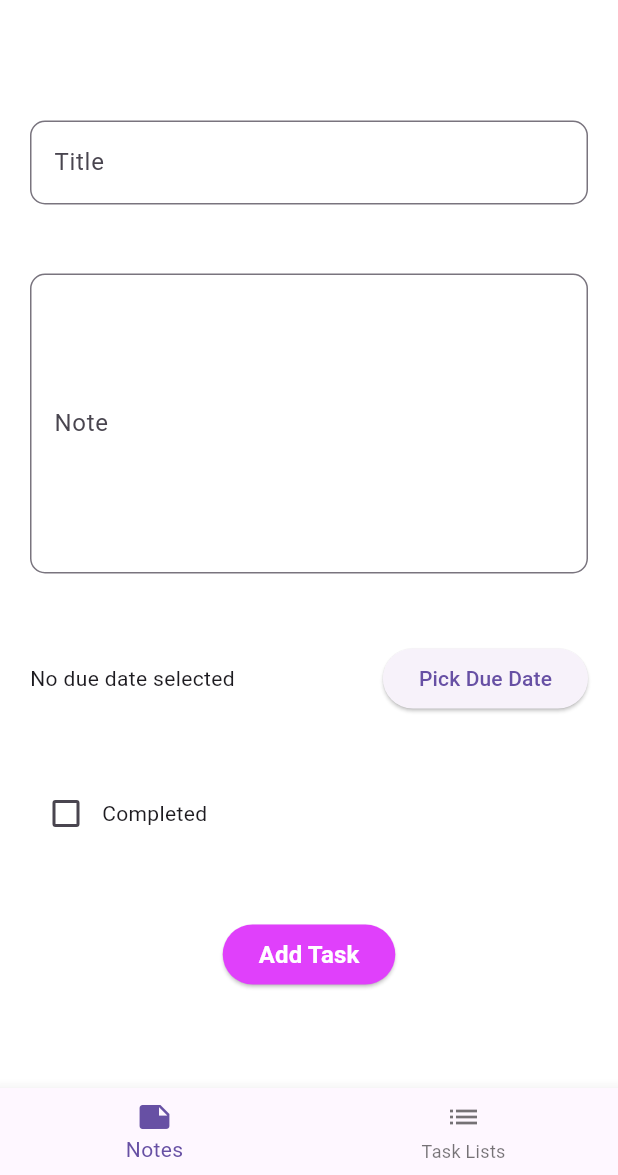
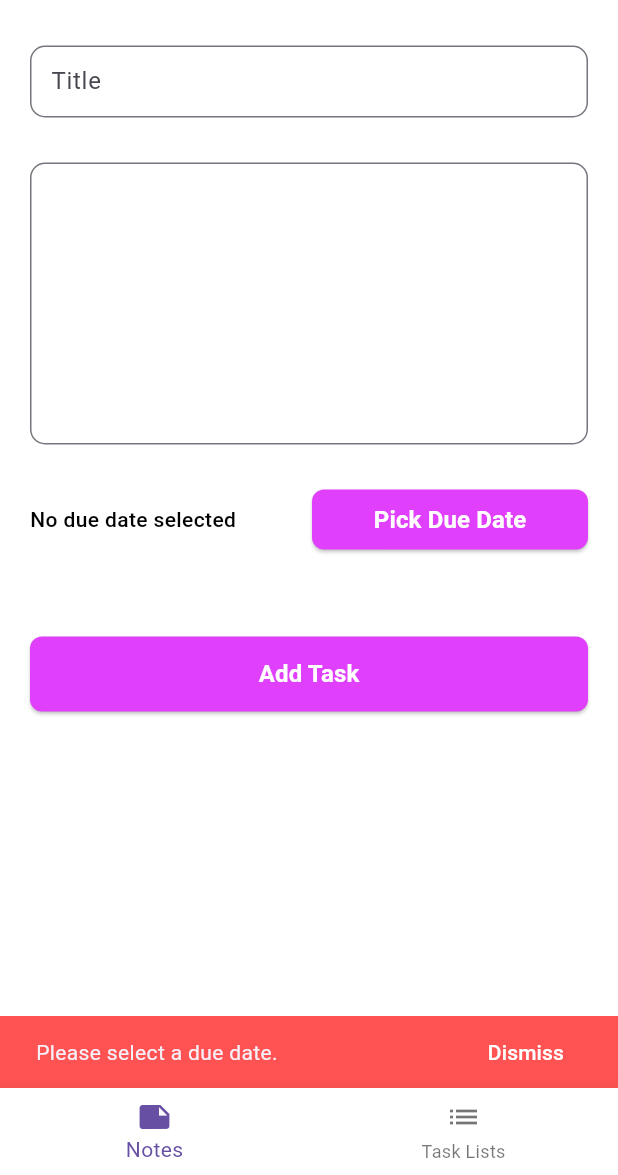
Before and after one commit to Legendary-Folah/pocket-tasks, a Flutter app: the screen it shows after launch, after a tap on "Add Task", on a phone screen of 412 x 824 dp, the part 61-1236 px from its top. Run offline on Flutter 3.47's test engine with Material 3 defaults, Android fonts, the phone set to English and light mode, and no system bars; our stand-ins replace flutter_riverpod, flutter_svg, shared_preferences.

```diff
--- a/lib/core/colors.dart
+++ b/lib/core/colors.dart
@@ -4,5 +4,8 @@ class ColorsConst {
   ColorsConst._();
   static const Color kBlack = Colors.black;
   static const Color kWhite = Colors.white;
+  static const Color kGreen = Colors.green;
+  static const Color kGrey = Colors.grey;
+  static const Color kRed = Colors.redAccent;
   static const Color kPurple = Colors.purpleAccent;
 }
--- /dev/null
+++ b/lib/core/constants.dart
@@ -0,0 +1,42 @@
+import 'package:flutter/material.dart';
+import 'package:pocket_tasks/core/colors.dart';
+
+extension ContextExtension on BuildContext {
+  void showSuccessSnackBar({required String message, VoidCallback? onDismiss}) {
+    ScaffoldMessenger.of(this).showSnackBar(
+      SnackBar(
+        content: Text(message),
+        backgroundColor: ColorsConst.kGreen,
+        action: SnackBarAction(
+          label: 'Dismiss',
+          textColor: ColorsConst.kWhite,
+          onPressed: () {
+            if (onDismiss != null) {
+              onDismiss();
+            }
+            ScaffoldMessenger.of(this).hideCurrentSnackBar();
+          },
+        ),
+      ),
+    );
+  }
+
+  void showErrorSnackBar({required String message, VoidCallback? onDismiss}) {
+    ScaffoldMessenger.of(this).showSnackBar(
+      SnackBar(
+        content: Text(message),
+        backgroundColor: ColorsConst.kRed,
+        action: SnackBarAction(
+          label: 'Dismiss',
+          textColor: ColorsConst.kWhite,
+          onPressed: () {
+            if (onDismiss != null) {
+              onDismiss();
+            }
+            ScaffoldMessenger.of(this).hideCurrentSnackBar();
+          },
+        ),
+      ),
+    );
+  }
+}
--- a/lib/model/add_task_model.dart
+++ b/lib/model/add_task_model.dart
@@ -6,17 +6,8 @@ class AddTaskModel {
 
   AddTaskModel({
     required this.dueDate,
-    required this.isCompleted,
+    this.isCompleted = false,
     required this.note,
     required this.title,
   });
-
-  // factory AddTaskModel.fromJson(Map<String, dynamic> json) {
-  //   return AddTaskModel(
-  //     dueDate: json['dueDate'] ?? "",
-  //     isCompleted: json['isCompleted'] ?? "",
-  //     note: json['note'] ?? "",
-  //     title: json['title'] ?? "",
-  //   );
-  // }
 }
--- a/lib/presentation/screens/add_task_screen.dart
+++ b/lib/presentation/screens/add_task_screen.dart
@@ -1,9 +1,12 @@
 import 'package:flutter/material.dart';
 import 'package:flutter_riverpod/flutter_riverpod.dart';
 import 'package:pocket_tasks/core/colors.dart';
+import 'package:pocket_tasks/core/constants.dart';
 import 'package:pocket_tasks/model/add_task_model.dart';
+import 'package:pocket_tasks/presentation/widgets/custom_button.dart';
 import 'package:pocket_tasks/presentation/widgets/custom_text_field.dart';
 import 'package:pocket_tasks/provider/add_task_provider.dart';
+import 'package:pocket_tasks/provider/theme_provider.dart';
 
 class AddTaskScreen extends ConsumerStatefulWidget {
   const AddTaskScreen({super.key});
@@ -20,6 +23,7 @@ class _AddTaskScreenState extends ConsumerState<AddTaskScreen> {
   bool isCompleted = false;
   @override
   Widget build(BuildContext context) {
+    final darkMode = ref.watch(themeProvider);
     // final formData = ref.watch(taskListProvider);
 
     void pickDate(BuildContext context) async {
@@ -40,15 +44,23 @@ class _AddTaskScreenState extends ConsumerState<AddTaskScreen> {
     void submitTask() {
       try {
         if (_formKey.currentState?.validate() ?? false) {
+          if (selectedDate == null) {
+            context.showErrorSnackBar(message: 'Please select a due date.');
+            return;
+          }
+          if (_titleController.text.isEmpty && _noteController.text.isEmpty) {
+            context.showErrorSnackBar(message: 'Please enter a title or note.');
+          }
           final tasks = AddTaskModel(
             dueDate: selectedDate!,
-            isCompleted: isCompleted,
             note: _noteController.text.trim(),
             title: _titleController.text.trim(),
           );
           ref.read(taskListProvider.notifier).addTask(tasks);
           _titleController.clear();
           _noteController.clear();
+          selectedDate = null;
+          context.showSuccessSnackBar(message: 'Task added successfully!');
         }
       } catch (e) {
         throw Exception('Failed to submit task: $e');
@@ -58,69 +70,81 @@ class _AddTaskScreenState extends ConsumerState<AddTaskScreen> {
     return Scaffold(
       body: Form(
         key: _formKey,
+        child: SingleChildScrollView(
+          scrollDirection: Axis.vertical,
+          physics: const BouncingScrollPhysics(),
           child: Padding(
-          padding: const EdgeInsets.symmetric(horizontal: 20),
+            padding: const EdgeInsets.symmetric(horizontal: 20, vertical: 15),
             child: Column(
-            spacing: 15,
+              spacing: 10,
               mainAxisAlignment: MainAxisAlignment.center,
               children: [
                 CustomTextFormField(
                   noteController: _titleController,
                   labelText: 'Title',
                 ),
-              SizedBox(height: 16),
+                SizedBox(height: 10),
                 CustomTextFormField(
                   maxLines: 7,
-                labelText: 'Note',
                   noteController: _noteController,
                 ),
-              SizedBox(height: 16),
+                SizedBox(height: 10),
                 Row(
+                  spacing: 4,
                   children: [
-                  Text(
+                    Expanded(
+                      child: Text(
                         selectedDate != null
                             ? 'Due: ${selectedDate!.toLocal().toString().split(' ')[0]}'
                             : 'No due date selected',
+                        style: TextStyle(
+                          fontSize: 14,
+                          fontWeight: FontWeight.w500,
+                          color: darkMode
+                              ? ColorsConst.kWhite
+                              : ColorsConst.kBlack,
                         ),
-                  Spacer(),
-                  ElevatedButton(
-                    onPressed: () => pickDate(context),
-                    child: Text('Pick Due Date'),
+                      ),
+                    ),
+                    Expanded(
+                      child: CustomButton(
+                        height: 40,
+                        onPressed: () {
+                          pickDate(context);
+                          debugPrint('printing date');
+                        },
+                        width: 160,
+                        text: 'Pick Due Date',
+                      ),
                     ),
                   ],
                 ),
                 SizedBox(height: 12),
-              Row(
-                children: [
-                  Checkbox(
-                    value: isCompleted,
-                    onChanged: (value) {
-                      setState(() {
-                        isCompleted = value ?? false;
-                      });
+                // Row(
+                //   children: [
+                //     Checkbox(
+                //       value: isCompleted,
+                //       onChanged: (value) {
+                //         setState(() {
+                //           isCompleted = value ?? false;
+                //         });
+                //       },
+                //     ),
+                //     Text('Completed'),
+                //   ],
+                // ),
+                SizedBox(height: 16),
+                CustomButton(
+                  height: 50,
+                  text: 'Add Task',
+                  width: double.infinity,
+                  onPressed: () {
+                    submitTask();
+                    debugPrint('Task submitted');
                   },
                 ),
-                  Text('Completed'),
               ],
             ),
-              SizedBox(height: 16),
-              ElevatedButton(
-                style: ButtonStyle(
-                  backgroundColor: WidgetStateProperty.all(ColorsConst.kPurple),
-                ),
-                onPressed: () {
-                  // Logic to add task goes here
-                },
-                child: const Text(
-                  'Add Task',
-                  style: TextStyle(
-                    color: ColorsConst.kWhite,
-                    fontWeight: FontWeight.w600,
-                    fontSize: 16,
-                  ),
-                ),
-              ),
-            ],
           ),
         ),
       ),
--- a/lib/presentation/screens/home_page.dart
+++ b/lib/presentation/screens/home_page.dart
@@ -1,5 +1,6 @@
 import 'package:flutter/material.dart';
 import 'package:flutter_riverpod/flutter_riverpod.dart';
+import 'package:pocket_tasks/core/colors.dart';
 import 'package:pocket_tasks/presentation/screens/add_task_screen.dart';
 import 'package:pocket_tasks/presentation/screens/task_list.dart';
 import 'package:pocket_tasks/provider/theme_provider.dart';
@@ -36,6 +37,8 @@ class _MyHomePageState extends ConsumerState<MyHomePage> {
         ],
       ),
       bottomNavigationBar: BottomNavigationBar(
+        type: BottomNavigationBarType.fixed,
+        backgroundColor: darkMode ? ColorsConst.kBlack : ColorsConst.kWhite,
         currentIndex: _currentIndex,
         onTap: (value) {
           setState(() {
--- /dev/null
+++ b/lib/presentation/widgets/custom_button.dart
@@ -0,0 +1,41 @@
+import 'package:flutter/material.dart';
+import 'package:pocket_tasks/core/colors.dart';
+
+class CustomButton extends StatelessWidget {
+  const CustomButton({
+    super.key,
+    required this.onPressed,
+    required this.width,
+    required this.text,
+    required this.height,
+  });
+  final VoidCallback onPressed;
+  final double width;
+  final String text;
+  final double height;
+
+  @override
+  Widget build(BuildContext context) {
+    return SizedBox(
+      width: width,
+      height: height,
+      child: ElevatedButton(
+        style: ButtonStyle(
+          backgroundColor: WidgetStateProperty.all(ColorsConst.kPurple),
+          shape: WidgetStateProperty.all(
+            RoundedRectangleBorder(borderRadius: BorderRadius.circular(8)),
+          ),
+        ),
+        onPressed: onPressed,
+        child: Text(
+          text,
+          style: TextStyle(
+            color: ColorsConst.kWhite,
+            fontWeight: FontWeight.w600,
+            fontSize: 16,
+          ),
+        ),
+      ),
+    );
+  }
+}
--- a/lib/presentation/widgets/custom_text_field.dart
+++ b/lib/presentation/widgets/custom_text_field.dart
@@ -5,13 +5,13 @@ class CustomTextFormField extends StatelessWidget {
   const CustomTextFormField({
     super.key,
     required TextEditingController noteController,
-    required this.labelText,
+    this.labelText,
     this.maxLines,
   }) : _noteController = noteController;
 
   final TextEditingController _noteController;
   final int? maxLines;
-  final String labelText;
+  final String? labelText;
 
   @override
   Widget build(BuildContext context) {
@@ -19,6 +19,10 @@ class CustomTextFormField extends StatelessWidget {
       controller: _noteController,
       maxLines: maxLines,
       decoration: InputDecoration(
+        contentPadding: const EdgeInsets.symmetric(
+          horizontal: 10,
+          vertical: 10,
+        ),
         labelText: labelText,
         border: OutlineInputBorder(
           borderRadius: BorderRadius.circular(10),
--- a/pubspec.yaml
+++ b/pubspec.yaml
@@ -37,6 +37,7 @@ dependencies:
   flutter_riverpod: ^2.6.1
   shared_preferences: ^2.5.3
   flutter_native_splash: ^2.4.6
+  flutter_svg: ^2.2.0
 
 dev_dependencies:
   flutter_test:
@@ -61,9 +62,8 @@ flutter:
   uses-material-design: true
 
   # To add assets to your application, add an assets section, like this:
-  # assets:
-  #   - images/a_dot_burr.jpeg
-  #   - images/a_dot_ham.jpeg
+  assets:
+    - assets/images/
 
   # An image asset can refer to one or more resolution-specific "variants", see
   # https://flutter.dev/to/resolution-aware-images
```
Also changed, not shown: lib/presentation/screens/task_list.dart (+74 -2 lines), lib/provider/add_task_provider.dart (+9 -3 lines), assets/images/emptylist.svg (added), pubspec.lock, 1 other file. Lines whose indentation alone changed are shown as unchanged.
